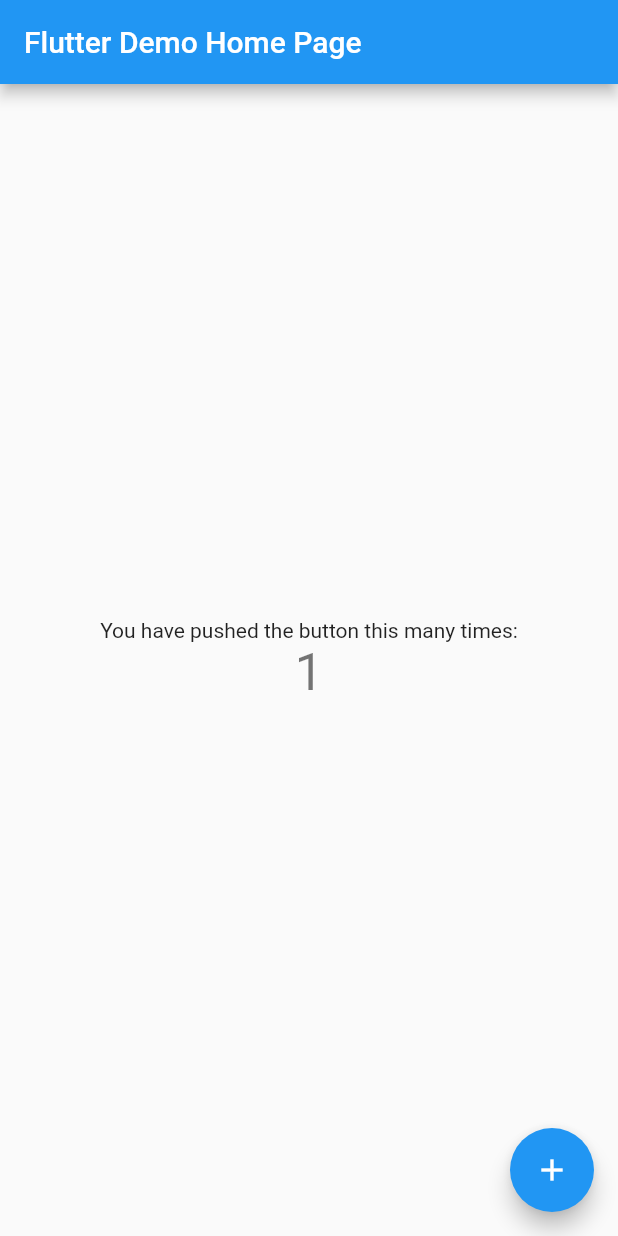
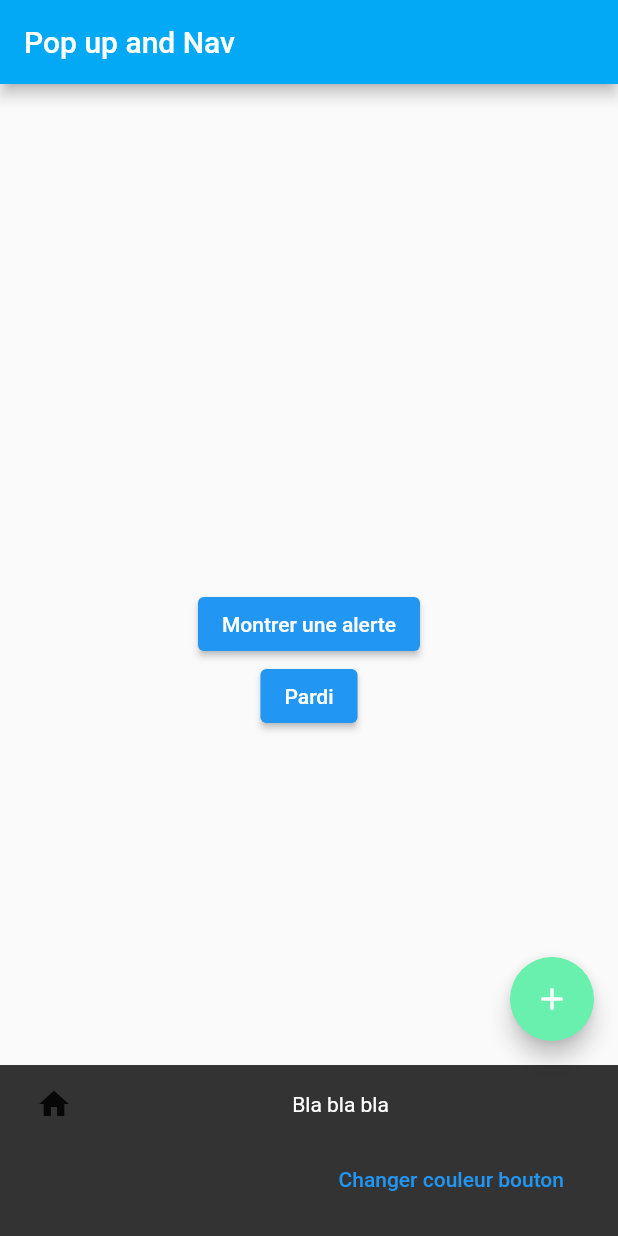
Before and after one commit to princeGedeon/Navigation_project, a Flutter app: the screen it shows after launch, after a tap on the "add" icon, on a phone screen of 412 x 824 dp. Run offline on Flutter 3.47's test engine with Material 2 defaults, Android fonts, the phone set to English and light mode, and no system bars.

Commit message:
Mise en place d'un Alerte dialogue

```diff
--- a/lib/main.dart
+++ b/lib/main.dart
@@ -11,12 +11,12 @@ class MyApp extends StatelessWidget {
   @override
   Widget build(BuildContext context) {
     return MaterialApp(
-      title: 'Nav et Pop up | By PrinceG',
+      title: 'Flutter Demo',
       theme: ThemeData(
 
         primarySwatch: Colors.blue,
       ),
-      home: const MyHomePage(title: 'Flutter Demo Home Page'),
+      home: const MyHomePage(title: 'Pop up and Nav'),
     );
   }
 }
@@ -24,14 +24,6 @@ class MyApp extends StatelessWidget {
 class MyHomePage extends StatefulWidget {
   const MyHomePage({Key? key, required this.title}) : super(key: key);
 
-  // This widget is the home page of your application. It is stateful, meaning
-  // that it has a State object (defined below) that contains fields that affect
-  // how it looks.
-
-  // This class is the configuration for the state. It holds the values (in this
-  // case the title) provided by the parent (in this case the App widget) and
-  // used by the build method of the State. Fields in a Widget subclass are
-  // always marked "final".
 
   final String title;
 
@@ -40,68 +32,87 @@ class MyHomePage extends StatefulWidget {
 }
 
 class _MyHomePageState extends State<MyHomePage> {
-  int _counter = 0;
-
-  void _incrementCounter() {
-    setState(() {
-      // This call to setState tells the Flutter framework that something has
-      // changed in this State, which causes it to rerun the build method below
-      // so that the display can reflect the updated values. If we changed
-      // _counter without calling setState(), then the build method would not be
-      // called again, and so nothing would appear to happen.
-      _counter++;
-    });
-  }
-
+  Color btnColor=Colors.greenAccent;
+  Color appBarColor=Colors.lightBlue;
   @override
   Widget build(BuildContext context) {
-    // This method is rerun every time setState is called, for instance as done
-    // by the _incrementCounter method above.
-    //
-    // The Flutter framework has been optimized to make rerunning build methods
-    // fast, so that you can just rebuild anything that needs updating rather
-    // than having to individually change instances of widgets.
+
     return Scaffold(
       appBar: AppBar(
-        // Here we take the value from the MyHomePage object that was created by
-        // the App.build method, and use it to set our appbar title.
+        backgroundColor: appBarColor,
+
         title: Text(widget.title),
       ),
       body: Center(
-        // Center is a layout widget. It takes a single child and positions it
-        // in the middle of the parent.
+
         child: Column(
-          // Column is also a layout widget. It takes a list of children and
-          // arranges them vertically. By default, it sizes itself to fit its
-          // children horizontally, and tries to be as tall as its parent.
-          //
-          // Invoke "debug painting" (press "p" in the console, choose the
-          // "Toggle Debug Paint" action from the Flutter Inspector in Android
-          // Studio, or the "Toggle Debug Paint" command in Visual Studio Code)
-          // to see the wireframe for each widget.
-          //
-          // Column has various properties to control how it sizes itself and
-          // how it positions its children. Here we use mainAxisAlignment to
-          // center the children vertically; the main axis here is the vertical
-          // axis because Columns are vertical (the cross axis would be
-          // horizontal).
+
           mainAxisAlignment: MainAxisAlignment.center,
           children: <Widget>[
-            const Text(
-              'You have pushed the button this many times:',
-            ),
-            Text(
-              '$_counter',
-              style: Theme.of(context).textTheme.headline4,
-            ),
+            ElevatedButton(onPressed: (){
+                showMyDialog(alert: createAlert());
+
+            }, child: Text("Montrer une alerte")),
+            ElevatedButton(onPressed: (){}, child: Text("Pardi"))
+
           ],
         ),
       ),
       floatingActionButton: FloatingActionButton(
-        onPressed: _incrementCounter,
+        backgroundColor: btnColor,
+        onPressed:(){
+
+          ScaffoldMessenger.of(context).showSnackBar(createSnack(text: "Bla bla bla"));
+
+        },
         tooltip: 'Increment',
         child: const Icon(Icons.add),
       ), // This trailing comma makes auto-formatting nicer for build methods.
     );
   }
+
+
+  SnackBar createSnack({required String text}){
+    SnackBar snack=SnackBar(action:SnackBarAction(
+      label: "Changer couleur bouton",
+      onPressed: (){
+        setState((){
+          btnColor=(btnColor==Colors.greenAccent)?Colors.redAccent:Colors.greenAccent;
+        });
+      },
+    )
+        ,content:
+    Row(
+      mainAxisSize: MainAxisSize.max,
+      mainAxisAlignment: MainAxisAlignment.spaceBetween,
+      children: [
+        Icon(Icons.home),
+        Text(text),
+      ],
+    )
+    );
+    return snack;
+
+  }
+  AlertDialog createAlert(){
+    return AlertDialog(title: Text("Ma premiere Alerte"),content: Text("J'ai creer mon aleerte")
+      ,actions: [
+        TextButton(onPressed: (){
+          Navigator.of(context).pop();
+        }, child: Text("Ok")),
+        TextButton(onPressed: (){
+          Navigator.of(context).pop();
+          setState((){
+            appBarColor=(appBarColor==Colors.lightBlue)?Colors.lightGreenAccent:Colors.lightBlue;
+          });
+        }, child: const Text("Changer le App bar"))
+
+      ],);
+  }
+
+  Future<void> showMyDialog({required AlertDialog alert}) async{
+    await showDialog(context: context, builder: (BuildContext ctx){
+      return alert;
+    },barrierDismissible:false);
+  }
 }
```
